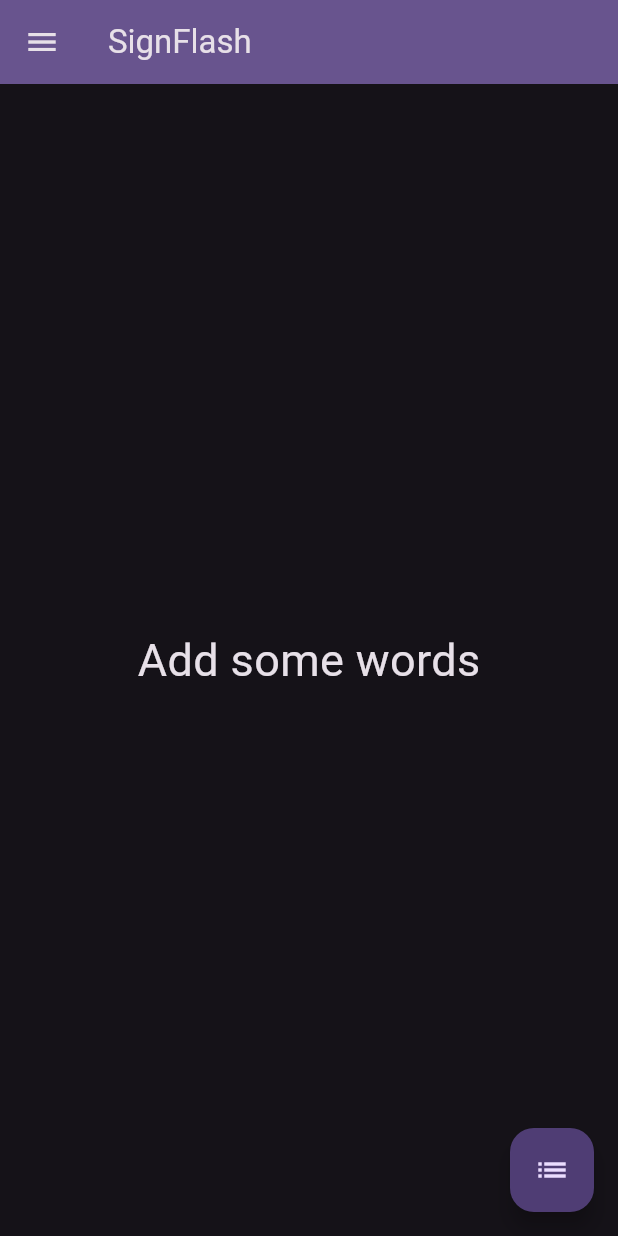
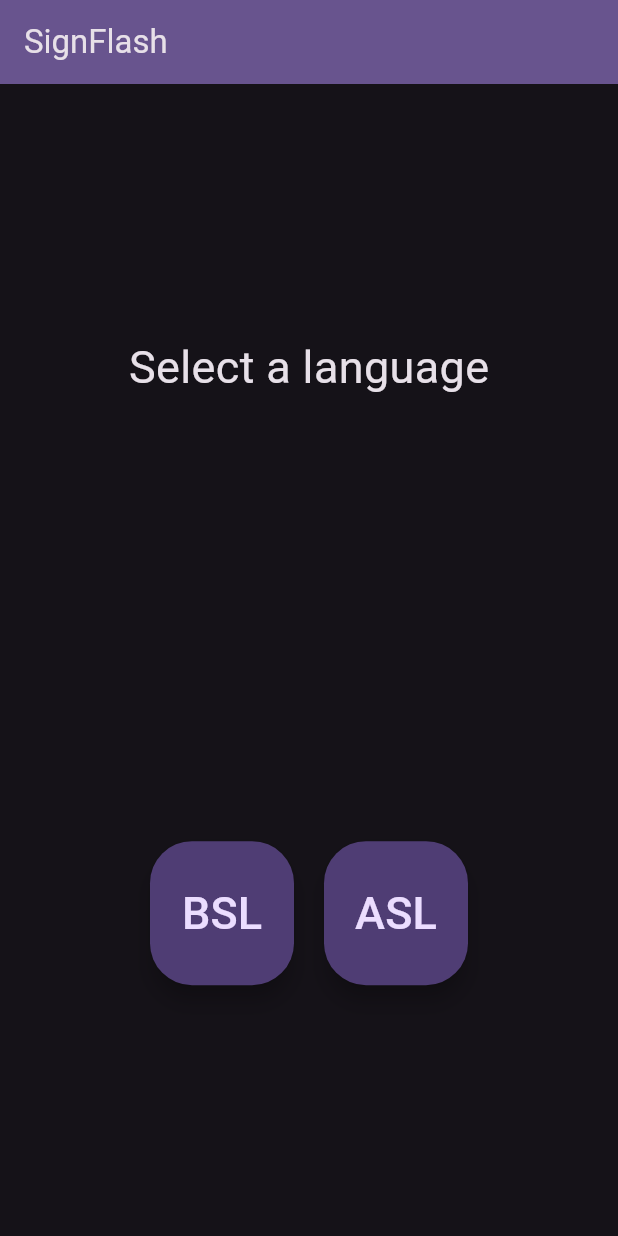
Before and after one commit to Charlie-83/SignFlash, a Flutter app: the screen it shows after launch, on a phone screen of 412 x 824 dp. Run offline on Flutter 3.47's test engine with Material 3 defaults, Android fonts, the phone set to English and light mode, and no system bars; our stand-ins replace file_picker, pie_chart, shared_preferences, sqflite; accounts and stored records are empty.

Commit message:
Add initialisation screen and basic words

```diff
--- /dev/null
+++ b/assets/words/basic.txt
@@ -0,0 +1,3 @@
+Hello
+Name
+Home
--- /dev/null
+++ b/lib/initialise.dart
@@ -0,0 +1,103 @@
+import 'package:flutter/material.dart';
+import 'package:flutter/services.dart' show rootBundle;
+import 'package:provider/provider.dart';
+import 'package:signflash/database.dart';
+import 'package:signflash/main.dart';
+import 'package:signflash/settings.dart';
+
+class InitialisePage extends StatefulWidget {
+  const InitialisePage({super.key});
+
+  @override
+  State<InitialisePage> createState() {
+    return _InitialisePageState();
+  }
+}
+
+class _InitialisePageState extends State<InitialisePage> {
+  _Stages stage = _Stages.selectLanguage;
+
+  @override
+  Widget build(BuildContext context) {
+    Widget body;
+    switch (stage) {
+      case (_Stages.selectLanguage):
+        body = Column(
+          mainAxisAlignment: MainAxisAlignment.spaceAround,
+          children: [
+            Text("Select a language", style: TextStyle(fontSize: 30)),
+            Row(
+              mainAxisAlignment: MainAxisAlignment.center,
+              children: [
+                FloatingActionButton.large(
+                  child: Text("BSL", style: TextStyle(fontSize: 30)),
+                  onPressed: () {
+                    context.read<Settings>().updateLanguage(Language.bsl);
+                    stage = _Stages.importBasicWordSet;
+                  },
+                ),
+                SizedBox(width: 20),
+                FloatingActionButton.large(
+                  child: Text("ASL", style: TextStyle(fontSize: 30)),
+                  onPressed: () {
+                    context.read<Settings>().updateLanguage(Language.asl);
+                    stage = _Stages.importBasicWordSet;
+                  },
+                ),
+              ],
+            ),
+          ],
+        );
+        break;
+      case (_Stages.importBasicWordSet):
+        Database db = context.read<Database>();
+        Settings settings = context.read<Settings>();
+        TestIDModel testId = context.read<TestIDModel>();
+        body = Column(
+          mainAxisAlignment: MainAxisAlignment.spaceAround,
+          children: [
+            Text(
+              "Would you like to import a basic set of words to start?",
+              style: TextStyle(fontSize: 30),
+            ),
+            Row(
+              mainAxisAlignment: MainAxisAlignment.center,
+              children: [
+                FloatingActionButton.large(
+                  child: Icon(Icons.check),
+                  onPressed: () async {
+                    await db.importLines(
+                      (await rootBundle.loadString(
+                        "assets/words/basic.txt",
+                      )).split("\n"),
+                    );
+                    int? nextValid = await db.nextValid(0);
+                    if (testId.testId == null && nextValid != null) {
+                      testId.update(nextValid);
+                    }
+                    settings.initialiseApp();
+                  },
+                ),
+                SizedBox(width: 20),
+                FloatingActionButton.large(
+                  child: Icon(Icons.delete),
+                  onPressed: () {
+                    settings.initialiseApp();
+                  },
+                ),
+              ],
+            ),
+          ],
+        );
+    }
+    return Scaffold(
+      appBar: AppBar(
+        backgroundColor: Theme.of(context).colorScheme.inversePrimary,
+        title: Text("SignFlash"),
+      ),
+      body: Padding(padding: EdgeInsetsGeometry.all(20), child: body),
+    );
+  }
+}
+
+enum _Stages { selectLanguage, importBasicWordSet }
--- a/lib/main.dart
+++ b/lib/main.dart
@@ -3,6 +3,7 @@ import 'dart:math';
 
 import 'package:signflash/database.dart';
 import 'package:signflash/edit.dart';
+import 'package:signflash/initialise.dart';
 import 'package:signflash/list.dart';
 import 'package:signflash/settings.dart';
 import 'package:signflash/test.dart';
@@ -90,6 +91,11 @@ class _HomePageState extends State<HomePage> {
 
   @override
   Widget build(BuildContext context) {
+    Settings settings = context.watch<Settings>();
+    if (!settings.isAppInitialised) {
+      return InitialisePage();
+    }
+
     Widget pageWidget;
     switch (page) {
       case (Pages.test):
@@ -166,13 +172,13 @@ class _HomePageState extends State<HomePage> {
         children: <Widget>[
           ListTile(
             leading: const Icon(Icons.restore),
-            title: const Text("Delete all words"),
+            title: const Text("Reset app"),
             onTap: () => showDialog(
               context: context,
               builder: (BuildContext context) => AlertDialog(
-                title: const Text("Reset Database"),
+                title: const Text("Reset App"),
                 content: const Text(
-                  "Are you sure you want to delete all words in the database?",
+                  "Are you sure you want to delete all words?",
                 ),
                 actions: <Widget>[
                   TextButton(
@@ -180,6 +186,7 @@ class _HomePageState extends State<HomePage> {
                     onPressed: () {
                       db.reset();
                       testId.update(null);
+                      settings.deinitialiseApp();
                       Navigator.of(context).pop();
                       Navigator.of(context).pop();
                     },
@@ -205,7 +212,11 @@ class _HomePageState extends State<HomePage> {
             onTap: () async {
               FilePickerResult? file = await FilePicker.platform.pickFiles();
               if (file != null && file.files[0].path != null) {
-                db.import(File(file.files[0].path!));
+                db.importFile(File(file.files[0].path!));
+                int? nextValid = await db.nextValid(0);
+                if (testId.testId == null && nextValid != null) {
+                  testId.update(nextValid);
+                }
               }
             },
           ),
--- a/lib/settings.dart
+++ b/lib/settings.dart
@@ -18,20 +18,35 @@ class Settings with ChangeNotifier {
     return Language.values[prefs!.getInt("language") ?? 0];
   }
 
-  String? get customUrl {
-    if (prefs == null) return null;
-    return prefs!.getString("customUrl");
-  }
-
   void updateLanguage(Language l) async {
     if (prefs == null) return;
     await prefs!.setInt("language", l.index);
     notifyListeners();
   }
 
+  String? get customUrl {
+    if (prefs == null) return null;
+    return prefs!.getString("customUrl");
+  }
+
   void updateCustomUrl(String url) async {
     if (prefs == null) return;
     await prefs!.setString("customUrl", url);
+    notifyListeners();
+  }
+
+  bool get isAppInitialised {
+    if (prefs == null) return false;
+    return prefs!.getBool("isAppInitialised") ?? false;
+  }
+
+  void initialiseApp() {
+    prefs!.setBool("isAppInitialised", true);
+    notifyListeners();
+  }
+
+  void deinitialiseApp() {
+    prefs!.remove("isAppInitialised");
     notifyListeners();
   }
 }
--- a/lib/test.dart
+++ b/lib/test.dart
@@ -23,10 +23,7 @@ class TestPage extends StatelessWidget {
       return Container(
         padding: EdgeInsets.all(20),
         alignment: Alignment.center,
-        child: Text(
-          "Add some words",
-          style: TextStyle(fontSize: 30),
-        ),
+        child: Text("Add some words", style: TextStyle(fontSize: 30)),
       );
     }
     final settings = context.watch<Settings>();
--- a/pubspec.yaml
+++ b/pubspec.yaml
@@ -29,6 +29,8 @@ dev_dependencies:
 
 flutter:
   uses-material-design: true
+  assets:
+    - "assets/words/basic.txt"
 
 flutter_launcher_icons:
   android: "launcher_icon"
```
Also changed, not shown: lib/database.dart (+10 -6 lines), privacy.txt (added, +49 -0 lines).
